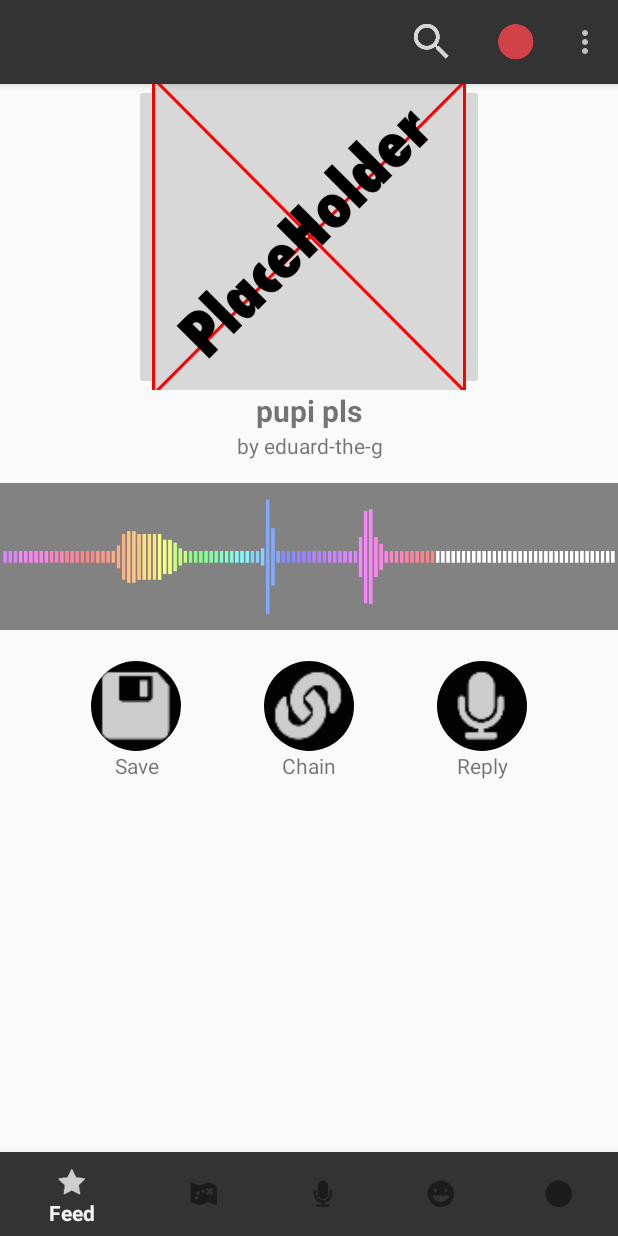
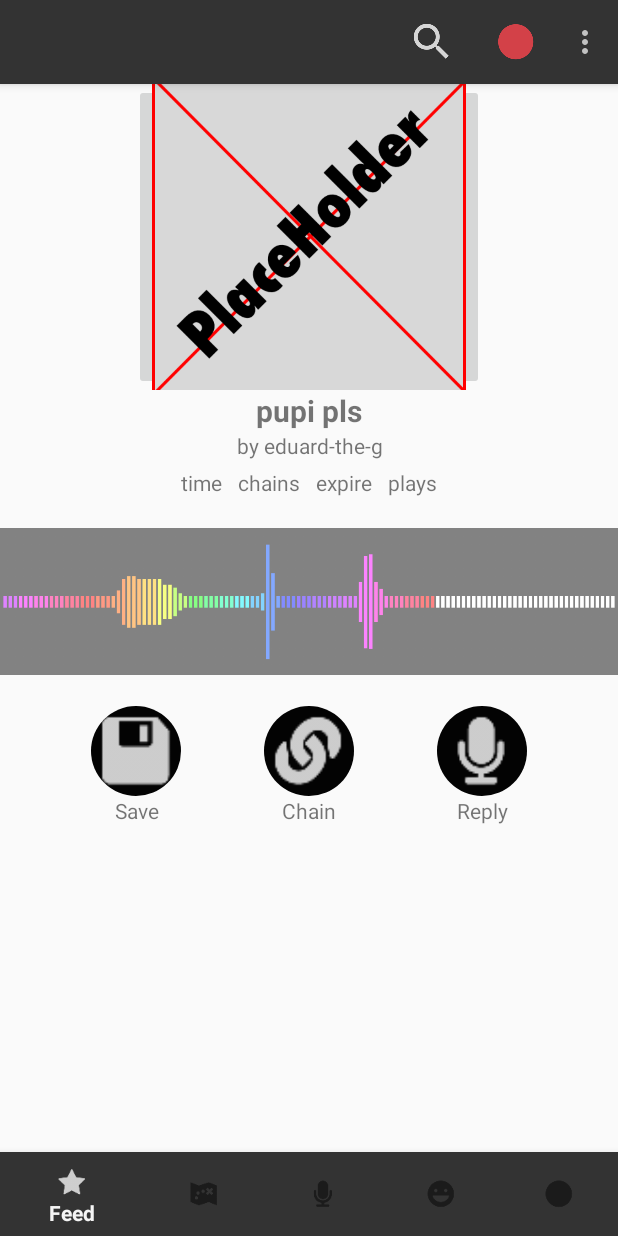
Before and after one commit to eduardrg/TellToo, an Android app: the screen it shows after launch (MainNavActivity), after a tap on an icon or button, on a phone screen of 412 x 824 dp. Run offline under Robolectric (Android 15) with nearby library versions, the phone set to English and light mode, and no system bars.

Commit message:
place holder view screen added

```diff
--- a/app/src/main/java/com/bauble_app/bauble/FeedFragment.java
+++ b/app/src/main/java/com/bauble_app/bauble/FeedFragment.java
@@ -44,7 +44,7 @@ public class FeedFragment extends Fragment {
                 FeedFragment.this.fragManager = getActivity().getSupportFragmentManager();
                 // Placeholder frag transaction
                 fragManager.beginTransaction()
-                        .replace(R.id.content, new CreateFragment())
+                        .replace(R.id.content, new ViewFragment())
                         .commit();
                 // Toast.makeText(getActivity().getApplicationContext(), "Text message", Toast.LENGTH_SHORT).show();
 
--- /dev/null
+++ b/app/src/main/java/com/bauble_app/bauble/ViewFragment.java
@@ -0,0 +1,29 @@
+package com.bauble_app.bauble;
+
+
+import android.os.Bundle;
+import android.support.v4.app.Fragment;
+import android.view.LayoutInflater;
+import android.view.View;
+import android.view.ViewGroup;
+
+
+/**
+ * A simple {@link Fragment} subclass.
+ */
+public class ViewFragment extends Fragment {
+
+
+    public ViewFragment() {
+        // Required empty public constructor
+    }
+
+
+    @Override
+    public View onCreateView(LayoutInflater inflater, ViewGroup container,
+                             Bundle savedInstanceState) {
+        // Inflate the layout for this fragment
+        return inflater.inflate(R.layout.fragment_view, container, false);
+    }
+
+}
--- /dev/null
+++ b/app/src/main/res/layout/fragment_view.xml
@@ -0,0 +1,157 @@
+<FrameLayout xmlns:android="http://schemas.android.com/apk/res/android"
+    xmlns:tools="http://schemas.android.com/tools"
+    android:layout_width="match_parent"
+    android:layout_height="match_parent"
+    tools:context="com.bauble_app.bauble.ViewFragment">
+
+    <LinearLayout
+        android:layout_width="match_parent"
+        android:layout_height="wrap_content"
+        android:orientation="vertical">
+        <ImageButton
+            android:layout_width="233dp"
+            android:layout_height="204dp"
+            android:src="@drawable/place_holder_img"
+            android:adjustViewBounds="true"
+            android:scaleType="centerCrop"
+            android:layout_gravity="center_horizontal"/>
+        <TextView
+            android:layout_width="match_parent"
+            android:layout_height="wrap_content"
+            android:text="pupi pls"
+            android:textAlignment="center"
+            android:textSize="@dimen/section_title_textsize"
+            android:textStyle="bold"/>
+
+        <TextView
+            android:layout_width="match_parent"
+            android:layout_height="wrap_content"
+            android:text="by eduard-the-g"
+            android:textAlignment="center"/>
+
+        <LinearLayout
+            android:layout_width="wrap_content"
+            android:layout_height="wrap_content"
+            android:orientation="horizontal"
+            android:layout_gravity="center">
+            <TextView
+                android:id="@+id/feed_listitem_length"
+                android:layout_width="wrap_content"
+                android:layout_height="wrap_content"
+                android:text="time"
+                android:layout_margin="@dimen/listitem_feed_stat_margin"/>
+            <TextView
+                android:id="@+id/feed_listitem_chains"
+                android:layout_width="wrap_content"
+                android:layout_height="wrap_content"
+                android:text="chains"
+                android:layout_margin="@dimen/listitem_feed_stat_margin"/>
+            <TextView
+                android:id="@+id/feed_listitem_expire"
+                android:layout_width="wrap_content"
+                android:layout_height="wrap_content"
+                android:text="expire"
+                android:layout_margin="@dimen/listitem_feed_stat_margin"/>
+            <TextView
+                android:id="@+id/feed_listitem_plays"
+                android:layout_width="wrap_content"
+                android:layout_height="wrap_content"
+                android:text="plays"
+                android:layout_margin="@dimen/listitem_feed_stat_margin"/>
+        </LinearLayout>
+
+        <ImageView
+            android:layout_width="wrap_content"
+            android:layout_height="wrap_content"
+            android:src="@drawable/wave_forms"
+            android:adjustViewBounds="true"
+            android:scaleType="centerCrop"
+            android:layout_marginTop="15dp"
+            android:layout_marginBottom="15dp"/>
+
+        <LinearLayout
+            android:layout_width="match_parent"
+            android:layout_height="wrap_content"
+            android:orientation="horizontal"
+            android:padding="5dp">
+
+            <Space
+                android:layout_width="0dp"
+                android:layout_height="wrap_content"
+                android:layout_weight="1"/>
+
+            <LinearLayout
+                android:layout_width="wrap_content"
+                android:layout_height="wrap_content"
+                android:orientation="vertical">
+                <ImageButton
+                    android:layout_width="60dp"
+                    android:layout_height="60dp"
+                    android:background="@drawable/round_button"
+                    android:src="@drawable/ic_action_btn_save"
+                    android:adjustViewBounds="true"
+                    android:tint="@color/colorBrandHighlight"
+                    android:scaleType="fitCenter"/>
+                <TextView
+                    android:layout_width="match_parent"
+                    android:layout_height="wrap_content"
+                    android:text="@string/create_btn_save_txt"
+                    android:textAlignment="center"/>
+            </LinearLayout>
+
+            <Space
+                android:layout_width="0dp"
+                android:layout_height="wrap_content"
+                android:layout_weight="1"/>
+
+            <LinearLayout
+                android:layout_width="wrap_content"
+                android:layout_height="wrap_content"
+                android:orientation="vertical">
+                <ImageButton
+                    android:layout_width="60dp"
+                    android:layout_height="60dp"
+                    android:background="@drawable/round_button"
+                    android:src="@drawable/ic_action_btn_chain"
+                    android:adjustViewBounds="true"
+                    android:scaleType="fitCenter"/>
+                <TextView
+                    android:layout_width="match_parent"
+                    android:layout_height="wrap_content"
+                    android:text="@string/create_btn_chain_txt"
+                    android:textAlignment="center"/>
+            </LinearLayout>
+
+            <Space
+                android:layout_width="0dp"
+                android:layout_height="wrap_content"
+                android:layout_weight="1"/>
+
+            <LinearLayout
+                android:layout_width="wrap_content"
+                android:layout_height="wrap_content"
+                android:orientation="vertical">
+                <ImageButton
+                    android:layout_width="60dp"
+                    android:layout_height="60dp"
+                    android:background="@drawable/round_button"
+                    android:src="@drawable/ic_action_btn_record"
+                    android:adjustViewBounds="true"
+                    android:scaleType="fitCenter"/>
+                <TextView
+                    android:layout_width="match_parent"
+                    android:layout_height="wrap_content"
+                    android:text="@string/create_btn_reply_txt"
+                    android:textAlignment="center"/>
+            </LinearLayout>
+
+            <Space
+                android:layout_width="0dp"
+                android:layout_height="wrap_content"
+                android:layout_weight="1"/>
+
+        </LinearLayout>
+
+    </LinearLayout>
+
+</FrameLayout>
```
